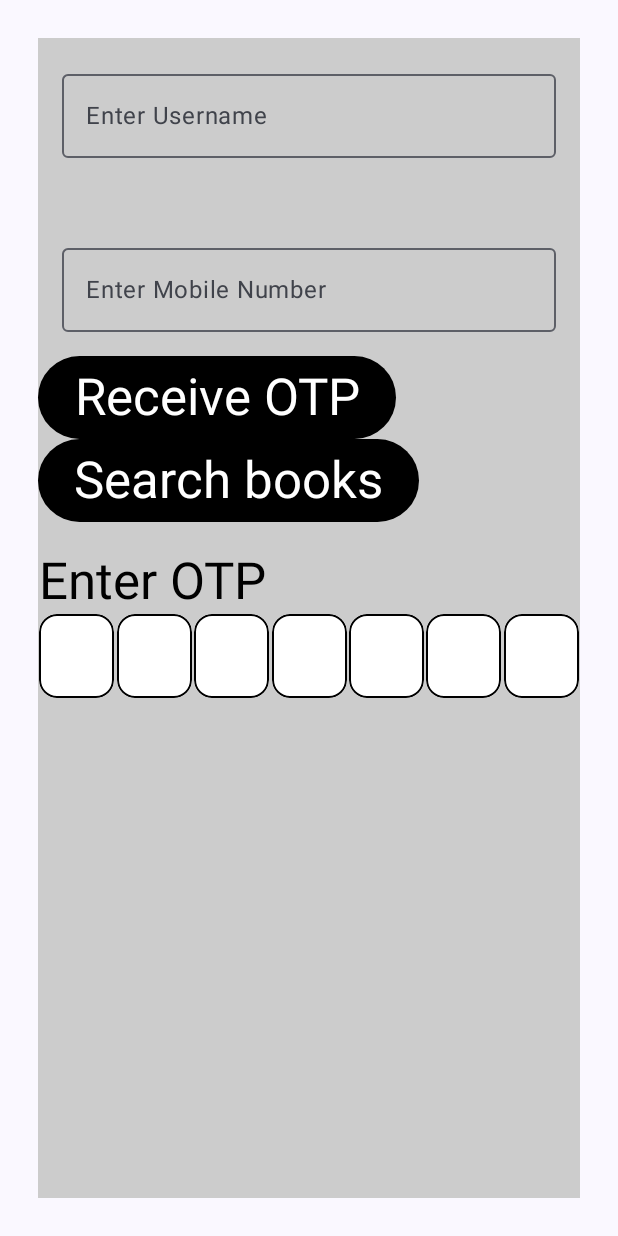
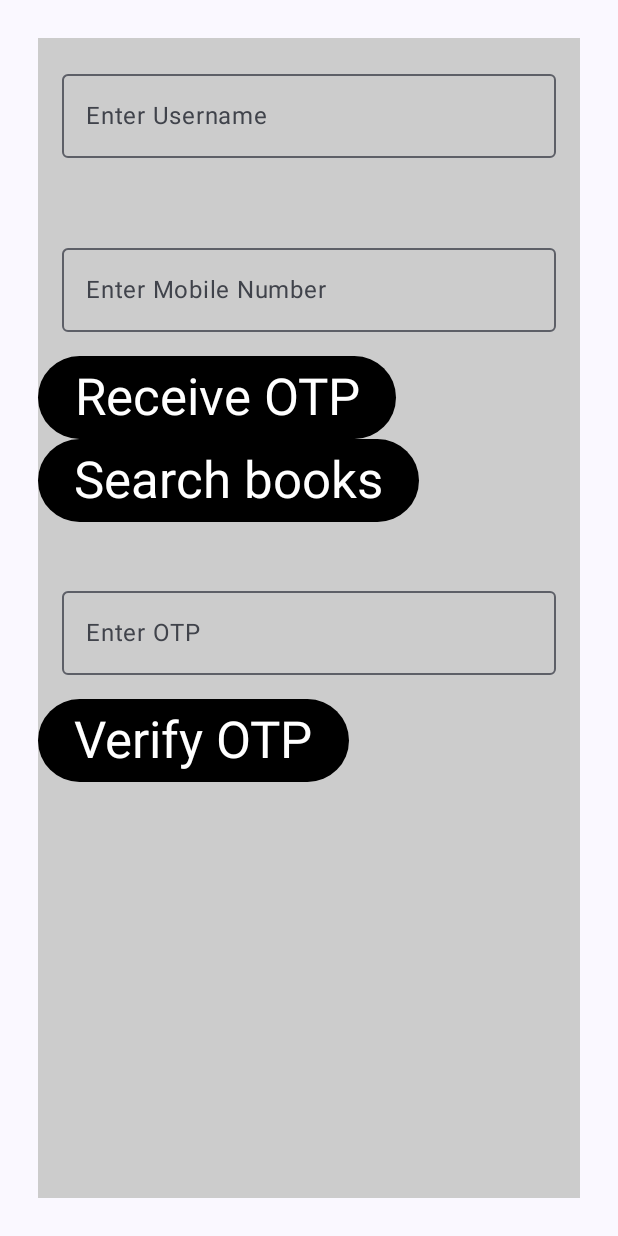
Before and after one commit to karthik-karalgikar/bookworm, an Android app built with Jetpack Compose: the screen it shows after launch (MainActivity), on a phone screen of 412 x 824 dp. Run offline under Robolectric (Android 15) with nearby library versions, the phone set to English and light mode, and no system bars; our stand-ins replace Firebase (no records; nobody signed in at launch, a user with empty details on screens opened directly); 3 statements that could not run were skipped.

Commit message:
otp working

```diff
--- a/app/src/main/java/com/example/bookworm/api/BookApiService.kt
+++ b/app/src/main/java/com/example/bookworm/api/BookApiService.kt
@@ -8,7 +8,7 @@ import retrofit2.http.Header
 
 interface BookApiService {
 
-    @GET("volumes?q=inferno+inauthor:brown&key=AIzaSyBmf-LfwyfUQTJnT-7cMTNjDDbSt2y0p_0")
+    @GET("volumes?q=inferno+inauthor:dan&key=AIzaSyBmf-LfwyfUQTJnT-7cMTNjDDbSt2y0p_0")
 
     fun BookApiStatus() : Call<BookData>
 }
--- a/app/src/main/java/com/example/bookworm/screens/SignInScreen.kt
+++ b/app/src/main/java/com/example/bookworm/screens/SignInScreen.kt
@@ -1,5 +1,6 @@
 package com.example.bookworm.screens
 
+import android.app.Activity
 import androidx.compose.foundation.background
 import androidx.compose.foundation.layout.Column
 import androidx.compose.foundation.layout.Spacer
@@ -22,6 +23,7 @@ import androidx.compose.runtime.remember
 import androidx.compose.runtime.setValue
 import androidx.compose.ui.Modifier
 import androidx.compose.ui.graphics.Color
+import androidx.compose.ui.platform.LocalContext
 import androidx.compose.ui.text.TextStyle
 import androidx.compose.ui.text.font.FontFamily
 import androidx.compose.ui.text.font.FontWeight
@@ -38,9 +40,11 @@ import com.example.bookworm.viewModels.BookContent
 @Composable
 fun SignInScreen(){
 
-    val phoneNumber = PhoneNumber()
+    val context = LocalContext.current as Activity
+    val phoneNumber = PhoneNumber(context)
     var phoneNo by remember { mutableStateOf("") }
     var username by remember { mutableStateOf("") }
+    var otp by remember { mutableStateOf("") }
     var bookcontent = BookContent()
 
     Surface(modifier = Modifier
@@ -130,23 +134,54 @@ fun SignInScreen(){
 
             Spacer(modifier = Modifier.height(20.dp))
 
+//            Text(
+//                text = "Enter OTP",
+//                style = TextStyle(
+//                    fontSize = 34.sp,
+//                    lineHeight = 38.sp,
+//                    fontFamily = FontFamily.SansSerif,
+//                    fontWeight = FontWeight(400),
+//                    color = Color.Black,
+//                    textAlign = TextAlign.Center
+//                )
+//            )
+
+            Spacer(modifier = Modifier.height(2.dp))
+
+            OutlinedTextField(
+                value = otp,
+                onValueChange = { otp = it },
+                label = { Text("Enter OTP") },
+                colors = TextFieldDefaults.outlinedTextFieldColors(Color.Black),
+                modifier = Modifier
+                    .fillMaxWidth()
+                    .padding(16.dp)
+            )
+
+            Button(
+                onClick = {
+                    phoneNumber.verifyCode(otp)
+                },
+                colors = ButtonDefaults.buttonColors(
+                    containerColor = Color.Black
+                )
+            ) {
                 Text(
-                text = "Enter OTP",
+                    text = "Verify OTP",
                     style = TextStyle(
                         fontSize = 34.sp,
                         lineHeight = 38.sp,
                         fontFamily = FontFamily.SansSerif,
                         fontWeight = FontWeight(400),
-                    color = Color.Black,
+                        color = Color.White,
                         textAlign = TextAlign.Center
                     )
                 )
+            }
 
-            Spacer(modifier = Modifier.height(2.dp))
-
-            OtpTextFieldScreen(onVerifyClick = { otp ->
-                    verifyOtp(otp = otp)
-            })
+//            OtpTextFieldScreen(onVerifyClick = { otp ->
+//                    verifyOtp(otp = otp)
+//            })
 
 
         }
```
Also changed, not shown: app/build.gradle.kts (+4 -3 lines), app/src/main/java/com/example/bookworm/MainActivity.kt (+8 -0 lines), app/src/main/java/com/example/bookworm/screens/SearchBooks.kt (deleted, +0 -40 lines), app/src/main/java/com/example/bookworm/verify/PhoneNumber.kt (+31 -12 lines). Lines whose indentation alone changed are shown as unchanged.
